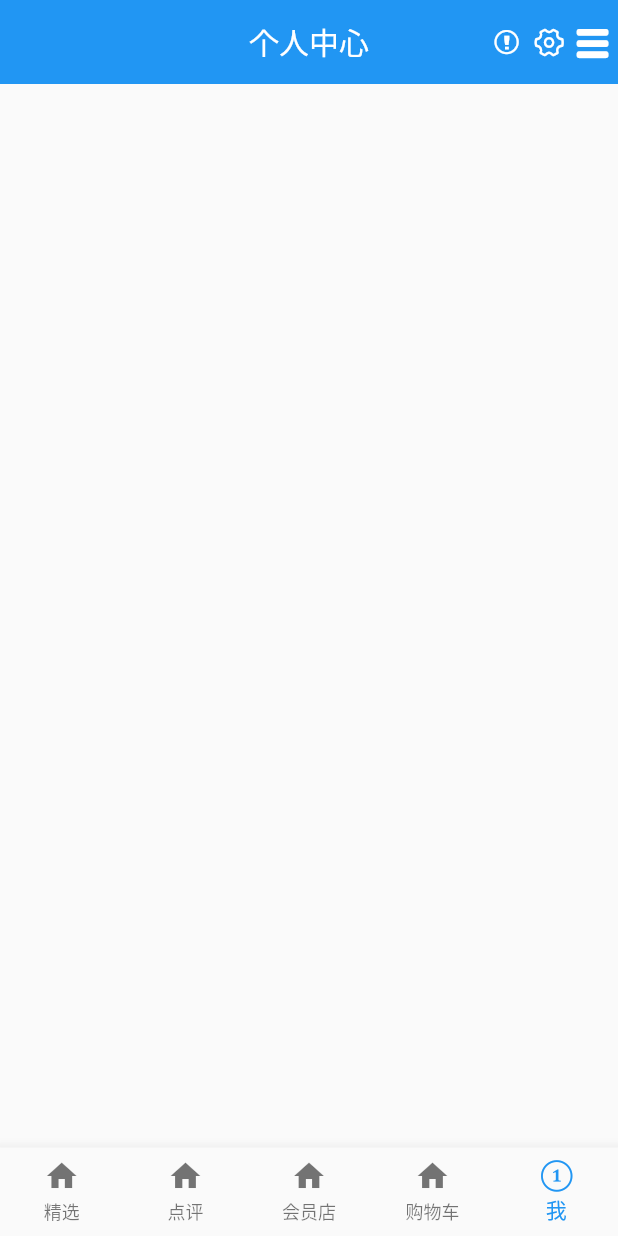
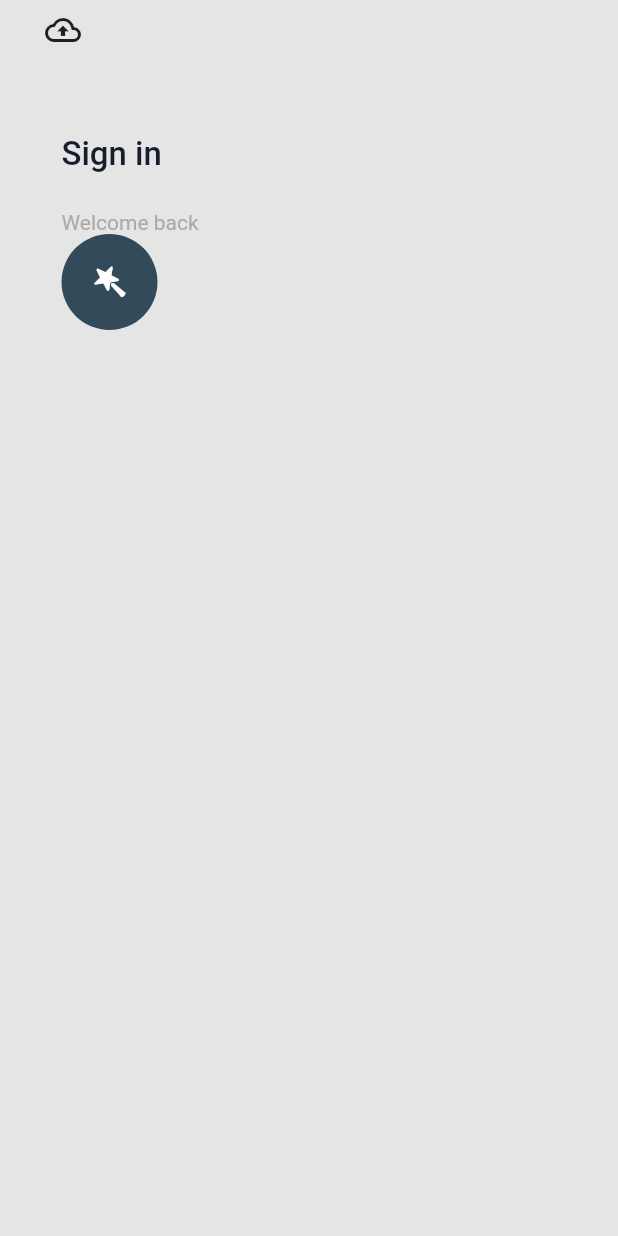
Before and after one commit to xiaokinglong/coffee_mall, a Flutter app: the screen it shows after launch, on a phone screen of 412 x 824 dp. Run offline on Flutter 3.47's test engine with Material 2 defaults, Android fonts, the phone set to English and light mode, and no system bars.

Commit message:
登陆页面

```diff
--- /dev/null
+++ b/lib/components/button.dart
@@ -0,0 +1,29 @@
+import 'package:flutter/material.dart';
+import 'package:supermall/untils/Iconfont.dart';
+
+class Button extends StatelessWidget {
+  const Button({Key? key}) : super(key: key);
+
+  @override
+  Widget build(BuildContext context) {
+    return Container(
+      width: 64,
+      height: 64,
+      decoration: BoxDecoration(
+        color: Color.fromRGBO(50, 74, 89, 1),
+        borderRadius: BorderRadius.circular(64),
+      ),
+      child: InkWell(
+        onTap: () {
+          print(12);
+        },
+        child: Center(
+          child: Icon(
+            Iconfont.chaozhijifen,
+            color: Colors.white,
+          ),
+        ),
+      ),
+    );
+  }
+}
--- /dev/null
+++ b/lib/components/customAppBar.dart
@@ -0,0 +1,32 @@
+import 'package:flutter/material.dart';
+import 'package:supermall/untils/Iconfont.dart';
+
+// TODO: actions 和title 没有进行处理
+class CustomAppBar extends StatefulWidget {
+  CustomAppBar({Key? key}) : super(key: key);
+
+  @override
+  _CustomAppBarState createState() => _CustomAppBarState();
+}
+
+class _CustomAppBarState extends State<CustomAppBar> {
+  @override
+  Widget build(BuildContext context) {
+    return Container(
+      height: 40,
+      padding: EdgeInsets.only(
+        left: 30,
+        right: 30,
+      ),
+      child: Row(
+        children: <Widget>[
+          InkWell(
+            child: Container(
+              child: Icon(Icons.backup_outlined),
+            ),
+          ),
+        ],
+      ),
+    );
+  }
+}
--- a/lib/main.dart
+++ b/lib/main.dart
@@ -1,6 +1,8 @@
 import 'package:flutter/material.dart';
 
 import 'layout/index.dart';
+
+import './router/index.dart';
 
 void main() {
   runApp(MyApp());
@@ -11,6 +13,8 @@ class MyApp extends StatelessWidget {
   Widget build(BuildContext context) {
     return MaterialApp(
       title: 'Flutter Demo',
+      initialRoute: "/login",
+      routes: routes,
       debugShowCheckedModeBanner: false,
       theme: ThemeData(
         primarySwatch: Colors.blue,
--- /dev/null
+++ b/lib/pages/login/index.dart
@@ -0,0 +1,64 @@
+import 'package:flutter/material.dart';
+import 'package:supermall/components/button.dart';
+import 'package:supermall/components/customAppBar.dart';
+
+// TODO: 登陆表单没有写
+class LoginPage extends StatefulWidget {
+  LoginPage({Key? key}) : super(key: key);
+
+  @override
+  _LoginPageState createState() => _LoginPageState();
+}
+
+class _LoginPageState extends State<LoginPage> {
+  @override
+  Widget build(BuildContext context) {
+    return Scaffold(
+      backgroundColor: Color.fromRGBO(229, 229, 229, 1),
+      body: Column(
+        crossAxisAlignment: CrossAxisAlignment.start,
+        children: [
+          CustomAppBar(),
+          Container(
+            padding: EdgeInsets.only(
+              left: 41,
+              right: 41,
+            ),
+            child: Column(
+              crossAxisAlignment: CrossAxisAlignment.start,
+              children: [
+                Container(
+                  padding: EdgeInsets.only(
+                    top: 50,
+                  ),
+                  margin: EdgeInsets.only(bottom: 24),
+                  child: Text(
+                    'Sign in',
+                    style: TextStyle(
+                      fontSize: 22,
+                      fontWeight: FontWeight.w500,
+                      color: Color.fromRGBO(24, 29, 45, 1),
+                    ),
+                  ),
+                ),
+                Container(
+                  child: Text(
+                    'Welcome back',
+                    style: TextStyle(
+                      color: Color.fromRGBO(170, 170, 170, 1),
+                      fontSize: 14,
+                      fontWeight: FontWeight.normal,
+                    ),
+                  ),
+                ),
+
+                // 按钮
+                Button(),
+              ],
+            ),
+          ),
+        ],
+      ),
+    );
+  }
+}
--- a/lib/pages/user/index.dart
+++ b/lib/pages/user/index.dart
@@ -1,7 +1,5 @@
 import 'package:flutter/material.dart';
 import 'package:supermall/untils/Iconfont.dart';
-
-import '../../untils/Iconfont.dart';
 
 class UserPage extends StatefulWidget {
   UserPage({Key? key}) : super(key: key);
@@ -18,6 +16,10 @@ class _UserPageState extends State<UserPage> {
         SliverAppBar(
           title: Text('个人中心'),
           centerTitle: true,
+          floating: true,
+          // snap: true,
+          // pinned: true,
+
           actions: [
             Container(
               margin: EdgeInsets.fromLTRB(0, 0, 5, 0),
@@ -32,6 +34,33 @@ class _UserPageState extends State<UserPage> {
               child: Icon(Iconfont.liebiao),
             ),
           ],
+          // expandedHeight: 300,
+          // flexibleSpace: FlexibleSpaceBar(
+          //   title: Text('滚动'),
+          //   background: FlutterLogo(),
+          // ),
+        ),
+        SliverToBoxAdapter(
+          child: FlutterLogo(),
+        ),
+        SliverPadding(
+          padding: EdgeInsets.only(
+            left: 10,
+            right: 10,
+          ),
+          sliver: SliverList(
+            delegate: SliverChildBuilderDelegate((content, index) {
+              return Container(
+                height: 85,
+                alignment: Alignment.center,
+                color: Colors.primaries[index % Colors.primaries.length],
+                child: Text(
+                  '$index',
+                  style: TextStyle(color: Colors.white, fontSize: 20),
+                ),
+              );
+            }, childCount: 25),
+          ),
         ),
       ],
     );
--- /dev/null
+++ b/lib/router/index.dart
@@ -0,0 +1,8 @@
+import 'package:supermall/pages/login/index.dart';
+import 'package:supermall/welcome/index.dart';
+
+// LoginPage
+var routes = {
+  '/welcome': (context) => WelcomePage(),
+  '/login': (context) => LoginPage(),
+};
--- /dev/null
+++ b/lib/welcome/index.dart
@@ -0,0 +1,18 @@
+import 'package:flutter/material.dart';
+import 'package:supermall/components/button.dart';
+
+class WelcomePage extends StatelessWidget {
+  const WelcomePage({Key? key}) : super(key: key);
+
+  @override
+  Widget build(BuildContext context) {
+    return Scaffold(
+      // body: Center(
+      //   child: Text('普通的咖啡馆'),
+      // ),
+      body: Center(
+        child: Button(),
+      ),
+    );
+  }
+}
```
